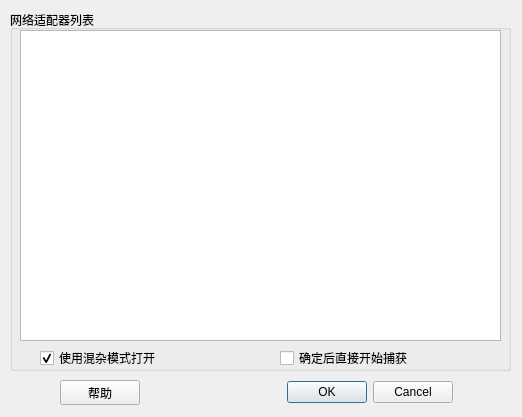
Above: choosedevdialog.ui from hurley25/sniffer before the change. Below: the same form after it.
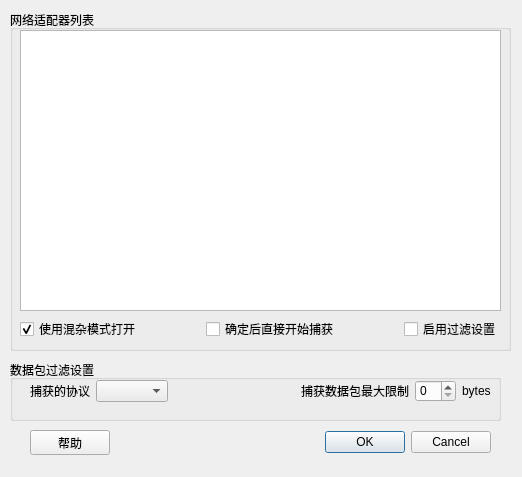
That is the form after the change.

Commit message: 进一步精简程序逻辑，将过滤设置直接添加到 适配器选择 对话框。

The edit to the form file:
```diff
--- a/choosedevdialog.ui
+++ b/choosedevdialog.ui
@@ -7,7 +7,7 @@
     <x>0</x>
     <y>0</y>
     <width>522</width>
-    <height>417</height>
+    <height>477</height>
    </rect>
   </property>
   <property name="windowTitle">
@@ -19,42 +19,13 @@
      <x>10</x>
      <y>10</y>
      <width>501</width>
-     <height>361</height>
+     <height>341</height>
     </rect>
    </property>
    <property name="title">
     <string>网络适配器列表</string>
    </property>
-   <widget class="QCheckBox" name="PromiscuousCheckBox">
-    <property name="geometry">
-     <rect>
-      <x>30</x>
-      <y>340</y>
-      <width>131</width>
-      <height>16</height>
-     </rect>
-    </property>
-    <property name="text">
-     <string>使用混杂模式打开</string>
-    </property>
-    <property name="checked">
-     <bool>true</bool>
-    </property>
-   </widget>
-   <widget class="QCheckBox" name="beginCheckBox">
-    <property name="geometry">
-     <rect>
-      <x>270</x>
-      <y>340</y>
-      <width>131</width>
-      <height>16</height>
-     </rect>
-    </property>
-    <property name="text">
-     <string>确定后直接开始捕获</string>
-    </property>
-   </widget>
-   <widget class="QListWidget" name="netDevListWidget">
+   <widget class="QWidget" name="">
     <property name="geometry">
      <rect>
       <x>10</x>
@@ -63,19 +34,152 @@
       <height>311</height>
      </rect>
     </property>
+    <layout class="QVBoxLayout" name="verticalLayout">
+     <item>
+      <widget class="QListWidget" name="netDevListWidget"/>
+     </item>
+     <item>
+      <layout class="QHBoxLayout" name="horizontalLayout_3">
+       <item>
+        <widget class="QCheckBox" name="PromiscuousCheckBox">
+         <property name="text">
+          <string>使用混杂模式打开</string>
+         </property>
+         <property name="checked">
+          <bool>true</bool>
+         </property>
+        </widget>
+       </item>
+       <item>
+        <spacer name="horizontalSpacer_3">
+         <property name="orientation">
+          <enum>Qt::Horizontal</enum>
+         </property>
+         <property name="sizeHint" stdset="0">
+          <size>
+           <width>40</width>
+           <height>20</height>
+          </size>
+         </property>
+        </spacer>
+       </item>
+       <item>
+        <widget class="QCheckBox" name="beginCheckBox">
+         <property name="text">
+          <string>确定后直接开始捕获</string>
+         </property>
+        </widget>
+       </item>
+       <item>
+        <spacer name="horizontalSpacer_4">
+         <property name="orientation">
+          <enum>Qt::Horizontal</enum>
+         </property>
+         <property name="sizeHint" stdset="0">
+          <size>
+           <width>40</width>
+           <height>20</height>
+          </size>
+         </property>
+        </spacer>
+       </item>
+       <item>
+        <widget class="QCheckBox" name="filterCheckBox">
+         <property name="text">
+          <string>启用过滤设置</string>
+         </property>
+        </widget>
+       </item>
+      </layout>
+     </item>
+    </layout>
    </widget>
   </widget>
-  <widget class="QWidget" name="layoutWidget">
+  <widget class="QGroupBox" name="groupBox">
    <property name="geometry">
     <rect>
-     <x>60</x>
+     <x>10</x>
+     <y>360</y>
+     <width>491</width>
+     <height>61</height>
+    </rect>
+   </property>
+   <property name="title">
+    <string>数据包过滤设置</string>
+   </property>
+  </widget>
+  <widget class="QWidget" name="">
+   <property name="geometry">
+    <rect>
+     <x>30</x>
      <y>380</y>
-     <width>393</width>
-     <height>25</height>
+     <width>461</width>
+     <height>22</height>
     </rect>
    </property>
    <layout class="QHBoxLayout" name="horizontalLayout">
     <item>
+     <widget class="QLabel" name="label">
+      <property name="text">
+       <string>捕获的协议</string>
+      </property>
+      <property name="buddy">
+       <cstring>comboBox</cstring>
+      </property>
+     </widget>
+    </item>
+    <item>
+     <widget class="QComboBox" name="comboBox"/>
+    </item>
+    <item>
+     <spacer name="horizontalSpacer_2">
+      <property name="orientation">
+       <enum>Qt::Horizontal</enum>
+      </property>
+      <property name="sizeHint" stdset="0">
+       <size>
+        <width>28</width>
+        <height>20</height>
+       </size>
+      </property>
+     </spacer>
+    </item>
+    <item>
+     <widget class="QLabel" name="label_2">
+      <property name="text">
+       <string>捕获数据包最大限制</string>
+      </property>
+      <property name="buddy">
+       <cstring>spinBox</cstring>
+      </property>
+     </widget>
+    </item>
+    <item>
+     <widget class="QSpinBox" name="spinBox"/>
+    </item>
+    <item>
+     <widget class="QLabel" name="label_3">
+      <property name="text">
+       <string>bytes</string>
+      </property>
+      <property name="buddy">
+       <cstring>spinBox</cstring>
+      </property>
+     </widget>
+    </item>
+   </layout>
+  </widget>
+  <widget class="QWidget" name="">
+   <property name="geometry">
+    <rect>
+     <x>30</x>
+     <y>430</y>
+     <width>461</width>
+     <height>25</height>
+    </rect>
+   </property>
+   <layout class="QHBoxLayout" name="horizontalLayout_2">
+    <item>
      <widget class="QPushButton" name="helpButton">
       <property name="text">
        <string>帮助</string>
@@ -107,6 +211,15 @@
     </item>
    </layout>
   </widget>
+  <zorder>layoutWidget</zorder>
+  <zorder>comboBox</zorder>
+  <zorder>label</zorder>
+  <zorder>label_2</zorder>
+  <zorder>spinBox</zorder>
+  <zorder>label_3</zorder>
+  <zorder>horizontalSpacer_2</zorder>
+  <zorder>netDevsGroupBox</zorder>
+  <zorder>groupBox</zorder>
  </widget>
  <tabstops>
   <tabstop>PromiscuousCheckBox</tabstop>
```
Left out of the diff: 6 changed lines with no effect on the pictures. The commit also changes 4 other files.
